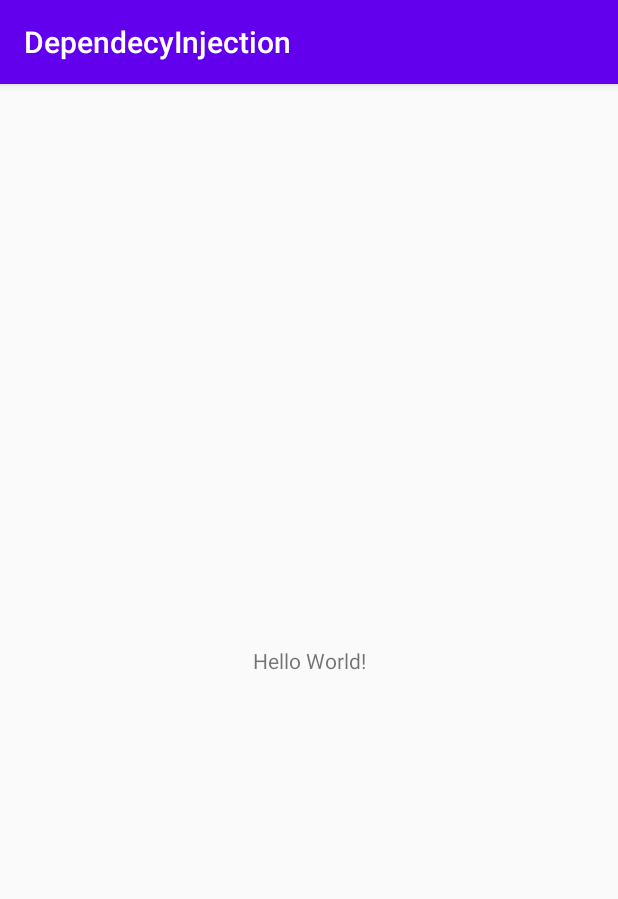
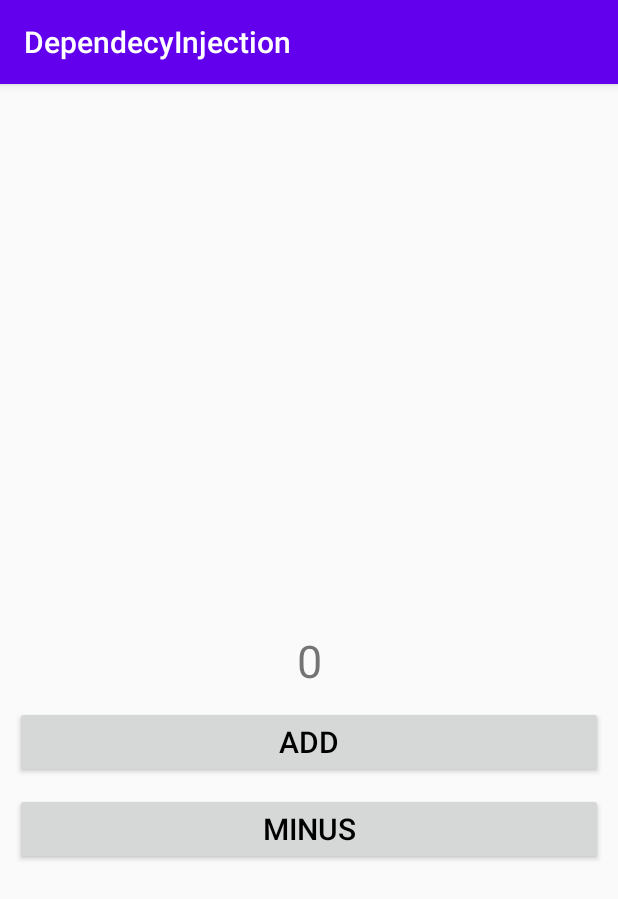
Before and after one commit to Sanaebadi97/GithubBrowser, an Android app: the screen it shows after launch (MainActivity), on a phone screen of 412 x 824 dp. Shown: the top 899 px of the screen. Run offline under Robolectric (Android 15) with nearby library versions, the phone set to English and light mode, and no system bars.

Commit message:
added Counter interface

```diff
--- /dev/null
+++ b/app/src/main/java/info/sanaebadi/dependecyinjection/Counter.kt
@@ -0,0 +1,9 @@
+package info.sanaebadi.dependecyinjection
+
+interface Counter {
+    fun getCount(): Int
+
+    fun increment()
+
+    fun decrement()
+}
--- a/app/src/main/res/layout/activity_main.xml
+++ b/app/src/main/res/layout/activity_main.xml
@@ -7,12 +7,39 @@
     tools:context=".MainActivity">
 
     <TextView
+        android:id="@+id/text_number"
         android:layout_width="wrap_content"
         android:layout_height="wrap_content"
-        android:text="Hello World!"
+        android:text="0"
+        android:textSize="30sp"
         app:layout_constraintBottom_toBottomOf="parent"
         app:layout_constraintLeft_toLeftOf="parent"
         app:layout_constraintRight_toRightOf="parent"
         app:layout_constraintTop_toTopOf="parent" />
 
+    <androidx.appcompat.widget.AppCompatButton
+        android:id="@+id/button_add"
+        android:layout_width="match_parent"
+        android:layout_height="wrap_content"
+        android:layout_marginStart="@dimen/margin"
+        android:layout_marginTop="@dimen/margin"
+        android:layout_marginEnd="@dimen/margin"
+        android:text="@string/add"
+        android:textColor="@android:color/black"
+        android:textSize="20sp"
+        app:layout_constraintTop_toBottomOf="@id/text_number" />
+
+    <androidx.appcompat.widget.AppCompatButton
+        android:id="@+id/button_minus"
+        android:layout_width="match_parent"
+        android:layout_height="wrap_content"
+        android:layout_marginStart="@dimen/margin"
+        android:layout_marginTop="@dimen/margin"
+        android:layout_marginEnd="@dimen/margin"
+        android:text="@string/minus"
+        android:textColor="@android:color/black"
+        android:textSize="20sp"
+        app:layout_constraintTop_toBottomOf="@id/button_add" />
+
+
 </androidx.constraintlayout.widget.ConstraintLayout>
--- /dev/null
+++ b/app/src/main/res/values/dimens.xml
@@ -0,0 +1,4 @@
+<?xml version="1.0" encoding="utf-8"?>
+<resources>
+    <dimen name="margin">10dp</dimen>
+</resources>
--- a/app/src/main/res/values/strings.xml
+++ b/app/src/main/res/values/strings.xml
@@ -1,3 +1,5 @@
 <resources>
     <string name="app_name">DependecyInjection</string>
+    <string name="add">Add</string>
+    <string name="minus">Minus</string>
 </resources>
```
